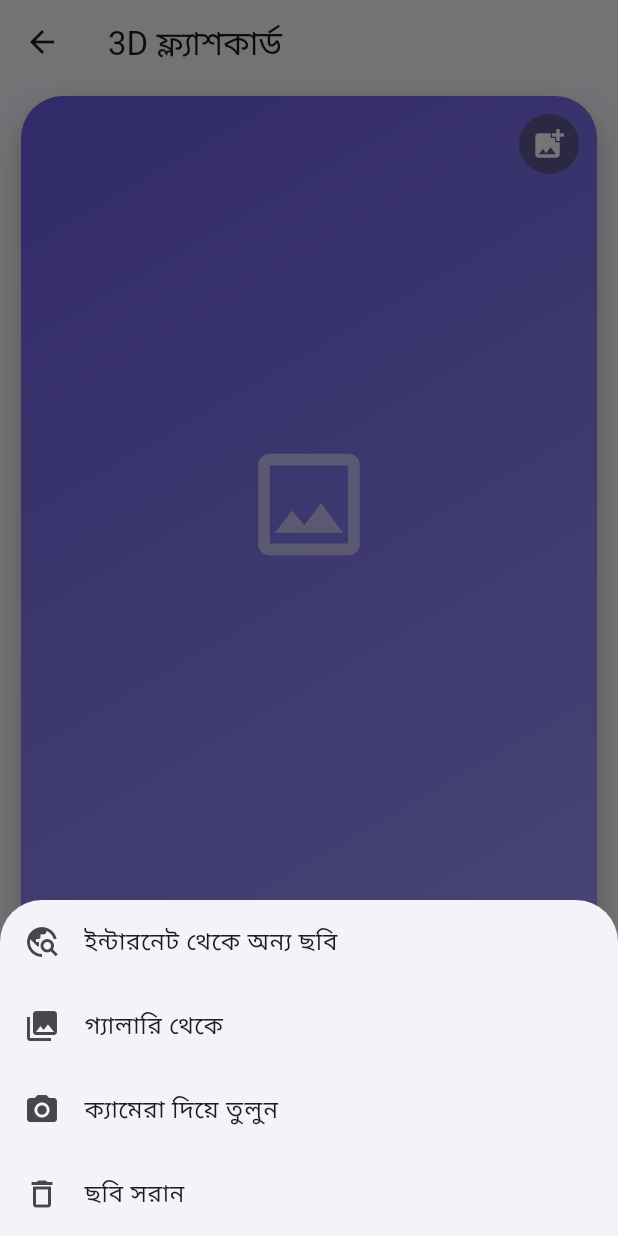
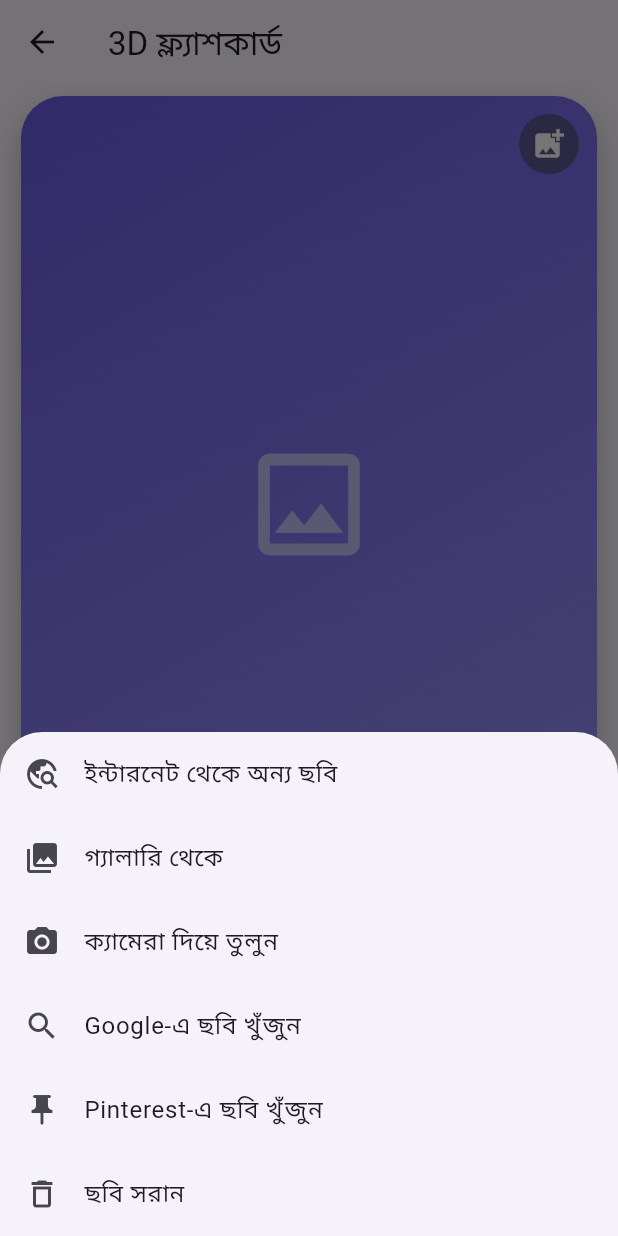
Before and after one commit to alamin589170/k-learn-studio, a Flutter app: the FlashcardPage screen opened directly, item 3 of the bottom bar chosen, after a tap on the "add photo alternate" icon, on a phone screen of 412 x 824 dp. Run offline on Flutter 3.47's test engine with Material 3 defaults, Android fonts, the phone set to English and light mode, and no system bars; our stand-ins replace flutter_tts, image_picker, sqflite; accounts and stored records are empty; network calls fail.

Commit message:
Update flipcard.dart

```diff
--- a/lib/flipcard.dart
+++ b/lib/flipcard.dart
@@ -66,6 +66,16 @@ class _FlipCardState extends State<FlipCard>
               onTap: () => Navigator.pop(ctx, 'cam'),
             ),
             ListTile(
+                  leading: const Icon(Icons.search),
+                  title: const Text('Google-এ ছবি খুঁজুন'),
+                  onTap: () => Navigator.pop(ctx, 'google'),
+                ),
+                ListTile(
+                  leading: const Icon(Icons.push_pin),
+                  title: const Text('Pinterest-এ ছবি খুঁজুন'),
+                  onTap: () => Navigator.pop(ctx, 'pinterest'),
+                ),
+            ListTile(
               leading: const Icon(Icons.delete_outline),
               title: const Text('ছবি সরান'),
               onTap: () => Navigator.pop(ctx, 'del'),
@@ -74,7 +84,8 @@ class _FlipCardState extends State<FlipCard>
         ),
       ),
     );
-    if (act == null) return;    if (act == 'google' || act == 'pinterest') {
+    if (act == null) return;
+    if (act == 'google' || act == 'pinterest') {
       final q = Uri.encodeQueryComponent(
           widget.word.en.isNotEmpty ? widget.word.en : widget.word.ko);
       final url = act == 'google'
```
